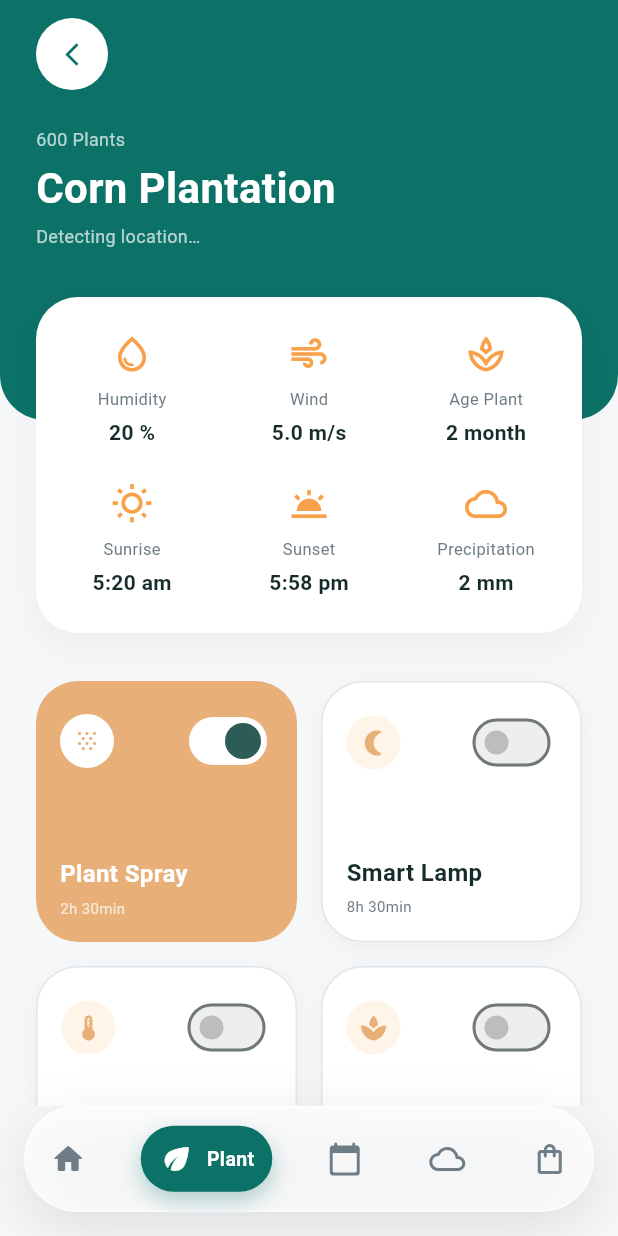
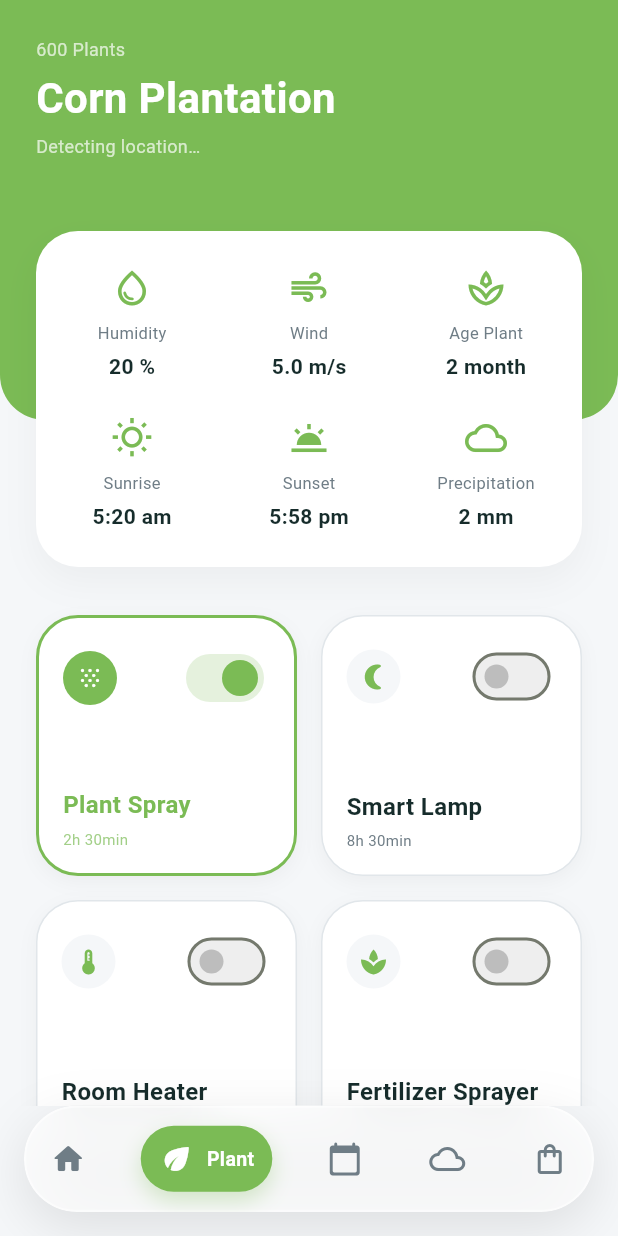
Before and after one commit to mdnast/App_Hachi, a Flutter app: the screen it shows after launch, item 2 of the bottom bar chosen, on a phone screen of 412 x 824 dp. Run offline on Flutter 3.47's test engine with Material 3 defaults, Android fonts, the light colour scheme and no system bars; our stand-ins replace geocoding, geolocator, webview_flutter.

Commit message:
sua fontend palmt

```diff
--- a/hachi_app/lib/screens/plant_detail/plant_detail_screen.dart
+++ b/hachi_app/lib/screens/plant_detail/plant_detail_screen.dart
@@ -55,36 +55,13 @@ class PlantDetailScreen extends StatelessWidget {
           ),
           SafeArea(
             child: Column(
+              crossAxisAlignment: CrossAxisAlignment.start,
               children: [
-                // Custom App Bar
+                // Fixed Header Content
                 Padding(
                   padding: const EdgeInsets.symmetric(
                     horizontal: AppInsets.lg,
                     vertical: AppInsets.sm,
-                  ),
-                  child: Row(
-                    children: [
-                      Container(
-                        decoration: const BoxDecoration(
-                          color: Colors.white,
-                          shape: BoxShape.circle,
-                        ),
-                        child: IconButton(
-                          onPressed: () => Navigator.of(context).maybePop(),
-                          icon: const Icon(
-                            Icons.arrow_back_ios_new,
-                            color: AppColors.primaryGreen,
-                            size: 18,
-                          ),
-                        ),
-                      ),
-                    ],
-                  ),
-                ),
-                Expanded(
-                  child: SingleChildScrollView(
-                    padding: const EdgeInsets.symmetric(
-                      horizontal: AppInsets.lg,
                   ),
                   child: Column(
                     crossAxisAlignment: CrossAxisAlignment.start,
@@ -111,7 +88,21 @@ class PlantDetailScreen extends StatelessWidget {
                           color: Colors.white70,
                         ),
                       ),
-                        const SizedBox(height: AppInsets.xl),
+                      const SizedBox(height: AppInsets.lg),
+                    ],
+                  ),
+                ),
+                Expanded(
+                  child: SingleChildScrollView(
+                    padding: const EdgeInsets.symmetric(
+                      horizontal: AppInsets.lg,
+                    ),
+                    child: Column(
+                      crossAxisAlignment: CrossAxisAlignment.start,
+                      children: [
+                        const SizedBox(
+                          height: AppInsets.sm,
+                        ), // Reduced top spacing
                         // Stats Card
                         Container(
                           padding: const EdgeInsets.all(AppInsets.lg),
@@ -238,7 +229,7 @@ class _StatItem extends StatelessWidget {
       width: 80, // Fixed width for alignment
       child: Column(
         children: [
-          Icon(icon, color: AppColors.accentOrange, size: 28),
+          Icon(icon, color: AppColors.primaryGreen, size: 28),
           const SizedBox(height: 8),
           Text(label, style: AppTextStyles.caption.copyWith(fontSize: 11)),
           const SizedBox(height: 4),
@@ -269,8 +260,11 @@ class _ControlCardState extends State<_ControlCard> {
 
   @override
   Widget build(BuildContext context) {
-    final textColor = _isActive ? Colors.white : AppColors.darkText;
-    final subTextColor = _isActive ? Colors.white70 : AppColors.mutedText;
+    // Active: Green text, Inactive: Dark text
+    final textColor = _isActive ? AppColors.primaryGreen : AppColors.darkText;
+    final subTextColor = _isActive
+        ? AppColors.primaryGreen.withOpacity(0.7)
+        : AppColors.mutedText;
 
     // Map icon string to IconData
     IconData iconData;
@@ -294,19 +288,19 @@ class _ControlCardState extends State<_ControlCard> {
     return Container(
       padding: const EdgeInsets.all(AppInsets.md),
       decoration: BoxDecoration(
-        color: _isActive
-            ? const Color(0xFFE8B078)
-            : Colors.white, // Custom orange from image
+        color: Colors.white, // Always white background
         borderRadius: BorderRadius.circular(AppCorners.lg),
         boxShadow: [
-          if (!_isActive)
           BoxShadow(
             color: Colors.black.withAlpha(10),
             blurRadius: 10,
             offset: const Offset(0, 4),
           ),
         ],
-        border: _isActive ? null : Border.all(color: AppColors.borderColor),
+        border: Border.all(
+          color: _isActive ? AppColors.primaryGreen : AppColors.borderColor,
+          width: _isActive ? 2.0 : 1.0,
+        ),
       ),
       child: Column(
         crossAxisAlignment: CrossAxisAlignment.start,
@@ -317,16 +311,22 @@ class _ControlCardState extends State<_ControlCard> {
               Container(
                 padding: const EdgeInsets.all(8),
                 decoration: BoxDecoration(
-                  color: _isActive ? Colors.white : const Color(0xFFFFF4E8),
+                  color: _isActive
+                      ? AppColors.primaryGreen
+                      : const Color(0xFFF5F7F9),
                   shape: BoxShape.circle,
                 ),
-                child: Icon(iconData, color: const Color(0xFFE8B078), size: 20),
+                child: Icon(
+                  iconData,
+                  color: _isActive ? Colors.white : AppColors.primaryGreen,
+                  size: 20,
+                ),
               ),
               Switch(
                 value: _isActive,
                 onChanged: (val) => setState(() => _isActive = val),
-                activeColor: const Color(0xFF2D5B55), // Dark green toggle
-                activeTrackColor: Colors.white,
+                activeColor: AppColors.primaryGreen, // Dark green toggle
+                activeTrackColor: AppColors.primaryGreen.withOpacity(0.2),
                 inactiveThumbColor: Colors.grey[400],
                 inactiveTrackColor: Colors.grey[200],
               ),
@@ -440,11 +440,11 @@ class _WeatherItem extends StatelessWidget {
         padding: const EdgeInsets.symmetric(vertical: 16),
         decoration: isSelected
             ? BoxDecoration(
-                color: const Color(0xFF3A7F79), // Dark green card
+                color: AppColors.primaryGreen, // Dark green card
                 borderRadius: BorderRadius.circular(20),
                 boxShadow: [
                   BoxShadow(
-                    color: const Color(0xFF3A7F79).withOpacity(0.4),
+                    color: AppColors.primaryGreen.withOpacity(0.4),
                     blurRadius: 15,
                     offset: const Offset(0, 10),
                   ),
@@ -461,7 +461,7 @@ class _WeatherItem extends StatelessWidget {
                   color: Colors.white,
                   shape: BoxShape.circle,
                 ),
-                child: Icon(icon, color: const Color(0xFFE8B078), size: 24),
+                child: Icon(icon, color: AppColors.primaryGreen, size: 24),
               ),
             ] else
               Container(
@@ -505,7 +505,7 @@ class _WeatherCurvePainter extends CustomPainter {
   @override
   void paint(Canvas canvas, Size size) {
     final paint = Paint()
-      ..color = const Color(0xFFE8B078)
+      ..color = AppColors.primaryGreen
       ..style = PaintingStyle.stroke
       ..strokeWidth = 2;
 
@@ -546,8 +546,7 @@ class _WeatherCurvePainter extends CustomPainter {
     canvas.drawPath(path, paint);
 
     // Draw dots
-    final dotPaint = Paint()
-      ..color = const Color(0xFF3A7F79); // Dark green dots
+    final dotPaint = Paint()..color = AppColors.primaryGreen; // Dark green dots
     final whitePaint = Paint()..color = Colors.white;
 
     void drawDot(Offset center, {bool isWhite = false}) {
--- a/hachi_app/lib/screens/weather_forecast/weather_screen.dart
+++ b/hachi_app/lib/screens/weather_forecast/weather_screen.dart
@@ -227,7 +227,7 @@ class _ForecastHeroCard extends StatelessWidget {
       padding: const EdgeInsets.all(AppInsets.lg),
       decoration: BoxDecoration(
         gradient: const LinearGradient(
-          colors: [Color(0xFF135E65), Color(0xFF0A8275)],
+          colors: [AppColors.primaryGreen, AppColors.secondaryGreen],
           begin: Alignment.topLeft,
           end: Alignment.bottomRight,
         ),
--- a/hachi_app/lib/utils/constants.dart
+++ b/hachi_app/lib/utils/constants.dart
@@ -3,8 +3,8 @@ import 'package:flutter/material.dart';
 class AppColors {
   AppColors._();
 
-  static const Color primaryGreen = Color(0xFF0C7167);
-  static const Color secondaryGreen = Color(0xFF0B8F7E);
+  static const Color primaryGreen = Color(0xFF7BBB55);
+  static const Color secondaryGreen = Color(0xFF6AA348);
   static const Color accentOrange = Color(0xFFF9A14A);
   static const Color lightBackground = Color(0xFFF5F7F9);
   static const Color cardBackground = Color(0xFFFFFFFF);
```
Also changed, not shown: hachi_app/lib/screens/market/market_screen.dart (+47 -2 lines), 1 other file. Lines whose indentation alone changed are shown as unchanged.
